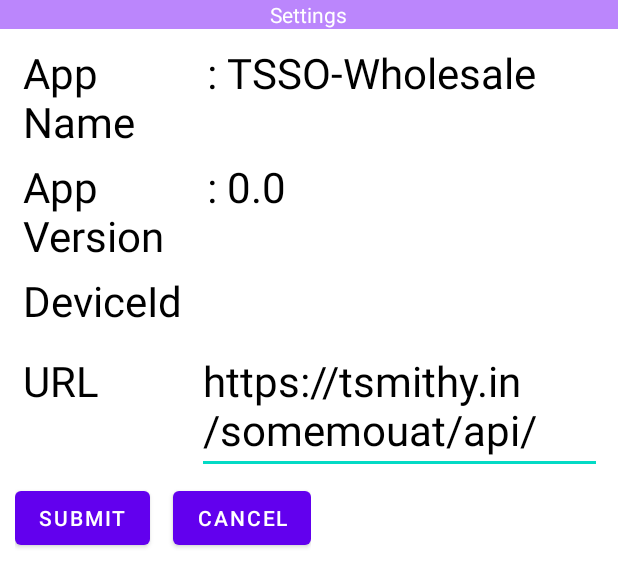
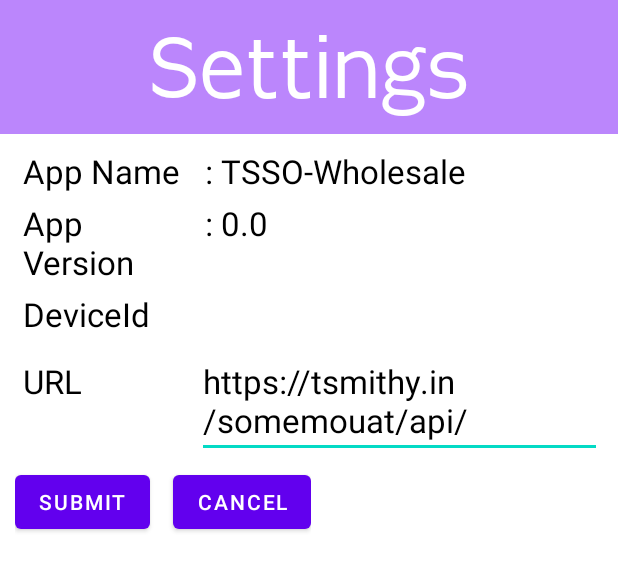
Before and after one commit to saffull/TSmith-Multi-Warehouse-SO, an Android app: the layout activity_settings.xml on its own in the app's theme, with its tools: preview values and no code run, on a phone screen of 412 x 824 dp. Shown: the top 587 px of the screen. Run offline under Robolectric (Android 15) with nearby library versions, the phone set to English and light mode, and no system bars.

Commit message:
MW-SO_0.9

```diff
--- a/MWSO/app/build.gradle
+++ b/MWSO/app/build.gradle
@@ -10,7 +10,7 @@ android {
         minSdk 21
         targetSdk 30
         versionCode 1
-        versionName "0.8"
+        versionName "0.9"
 
         testInstrumentationRunner "androidx.test.runner.AndroidJUnitRunner"
     }
--- a/MWSO/app/src/main/java/com/techsmith/mw_so/Settings.java
+++ b/MWSO/app/src/main/java/com/techsmith/mw_so/Settings.java
@@ -48,9 +48,9 @@ public class Settings extends AppCompatActivity {
     public void SaveUrl(View view) {
         URL=etUrlValue.getText().toString().trim();
         SharedPreferences.Editor editor=prefs.edit();
-        editor.putString("MultiSOStoredDevId", myuniqueID);
+        //editor.putString("MultiSOStoredDevId", myuniqueID);
+        editor.putString("MultiSOStoredDevId", "saffull@gmail.com");
         editor.putString("MultiSOURL", URL);
-        editor.commit();
         editor.apply();
         finish();
     }
--- a/MWSO/app/src/main/res/layout/activity_customer_information.xml
+++ b/MWSO/app/src/main/res/layout/activity_customer_information.xml
@@ -134,7 +134,6 @@
                     android:id="@+id/etCustomerAdrs"
                     android:layout_width="match_parent"
                     android:layout_height="wrap_content"
-                    android:hint="Enter address"
                     android:inputType="textCapSentences|textMultiLine"
                     android:textColor="@color/custinfo_edittext_color" />
 
@@ -150,7 +149,6 @@
                     android:id="@+id/etCustomerMobile"
                     android:layout_width="match_parent"
                     android:layout_height="wrap_content"
-                    android:hint="Enter customer mobile"
                     android:inputType="textCapSentences"
                     android:singleLine="true"
                     android:textColor="@color/custinfo_edittext_color" />
@@ -166,7 +164,6 @@
                     android:id="@+id/etGSTIN"
                     android:layout_width="match_parent"
                     android:layout_height="wrap_content"
-                    android:hint=""
                     android:inputType="textCapSentences"
                     android:singleLine="true"
                     android:textColor="@color/custinfo_edittext_color" />
@@ -175,6 +172,7 @@
                     android:layout_width="match_parent"
                     android:layout_height="match_parent"
                     android:text="Receivables"
+                    android:enabled="false"
                     android:textColor="@color/black"
                     android:textStyle="bold" />
 
@@ -182,7 +180,6 @@
                     android:id="@+id/etReceivables"
                     android:layout_width="match_parent"
                     android:layout_height="wrap_content"
-                    android:hint=""
                     android:inputType="textCapSentences"
                     android:singleLine="true"
                     android:textColor="@color/custinfo_edittext_color" />
--- a/MWSO/app/src/main/res/layout/activity_settings.xml
+++ b/MWSO/app/src/main/res/layout/activity_settings.xml
@@ -18,7 +18,10 @@
             android:layout_width="wrap_content"
             android:layout_height="wrap_content"
             android:layout_gravity="center"
+            android:fontFamily="@font/fabrica"
             android:text="Settings"
+            android:layout_margin="10dp"
+            android:textSize="82px"
             android:textColor="@color/white" />
 
     </LinearLayout>
@@ -46,7 +49,7 @@
                 android:gravity="left"
                 android:text="App Name  "
                 android:textColor="@color/black"
-                android:textSize="42px" />
+                android:textSize="22sp" />
 
             <TextView
                 android:id="@+id/tvAppNameValue"
@@ -55,7 +58,7 @@
                 android:layout_weight="0.7"
                 android:text=" : TSSO-Wholesale"
                 android:textColor="@color/black"
-                android:textSize="42px" />
+                android:textSize="22sp" />
         </LinearLayout>
 
         <LinearLayout
@@ -74,7 +77,7 @@
                 android:gravity="left"
                 android:text="App Version  "
                 android:textColor="@color/black"
-                android:textSize="42px" />
+                android:textSize="22sp" />
 
             <TextView
                 android:id="@+id/tvAppVersionValue"
@@ -83,7 +86,7 @@
                 android:layout_weight="0.7"
                 android:text=" : 0.0"
                 android:textColor="@color/black"
-                android:textSize="42px" />
+                android:textSize="22sp" />
         </LinearLayout>
 
         <LinearLayout
@@ -100,9 +103,9 @@
                 android:layout_height="wrap_content"
                 android:layout_weight="0.3"
                 android:gravity="left"
-                android:text="DeviceId "
+                android:text="DeviceId"
                 android:textColor="@color/black"
-                android:textSize="42px" />
+                android:textSize="22sp" />
 
             <TextView
                 android:id="@+id/tvDeviceIdValue"
@@ -130,7 +133,7 @@
                 android:gravity="left"
                 android:text="URL "
                 android:textColor="@color/black"
-                android:textSize="42px" />
+                android:textSize="22sp" />
 
             <EditText
                 android:id="@+id/etUrlValue"
@@ -139,7 +142,7 @@
                 android:layout_weight="0.7"
                 android:text="https://tsmithy.in/somemouat/api/"
                 android:textColor="@color/black"
-                android:textSize="42px" />
+                android:textSize="22sp" />
         </LinearLayout>
 
         <LinearLayout
```
Also changed, not shown: MWSO/app/src/main/java/com/techsmith/mw_so/CustomerInformation.java (+48 -12 lines), MWSO/app/src/main/java/com/techsmith/mw_so/MainActivity.java (+5 -4 lines), MWSO/app/src/main/java/com/techsmith/mw_so/SOActivity.java (+33 -20 lines), MWSO/app/src/main/res/layout/activity_so.xml (+4 -5 lines), MWSO/app/src/main/res/layout/save_dialogwindow.xml (+8 -9 lines).
